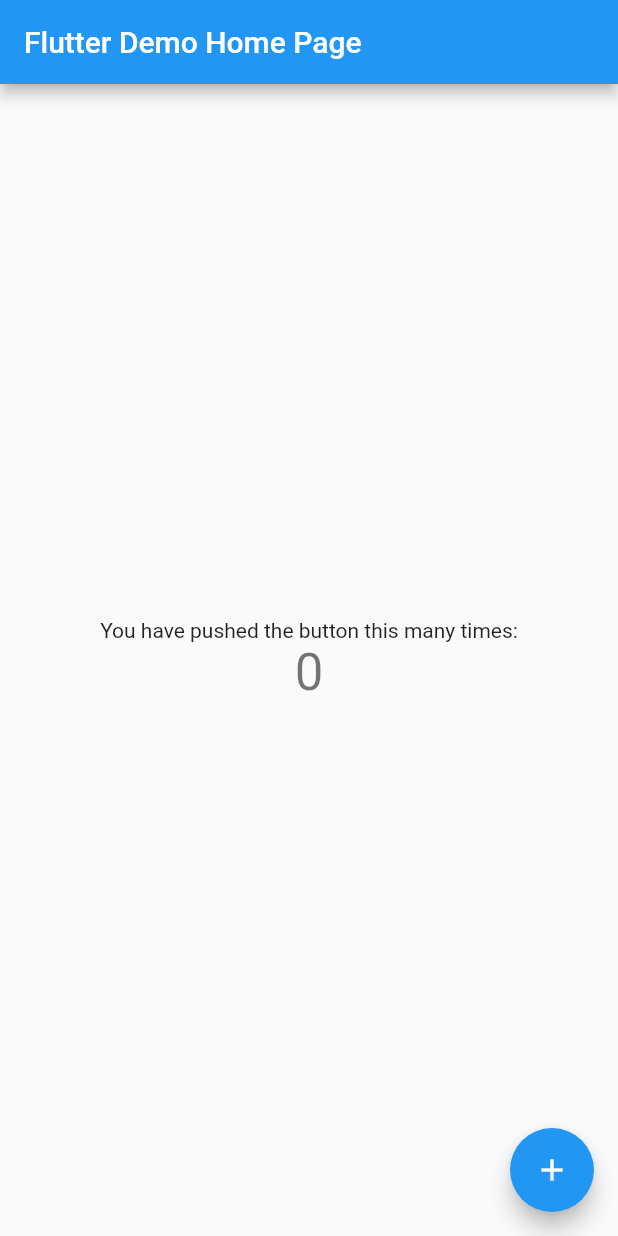
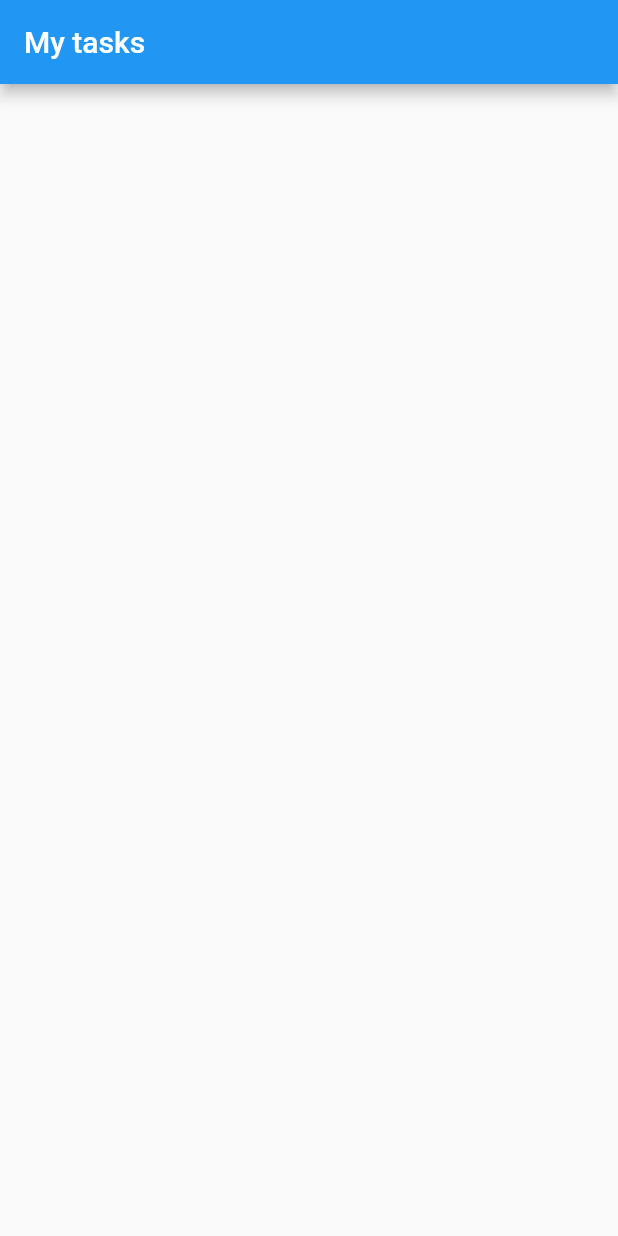
Before and after one commit to carlosparra1998/my_personal_tasks, a Flutter app: the screen it shows after launch, on a phone screen of 412 x 824 dp. Run offline on Flutter 3.47's test engine with Material 2 defaults, Android fonts, the phone set to English and light mode, and no system bars.

Commit message:
Esqueleto MVVM generado

```diff
--- /dev/null
+++ b/lib/app.dart
@@ -0,0 +1,19 @@
+
+import 'package:flutter/material.dart';
+
+import 'view/home/home_screen.dart';
+
+class MyPersonalTasksApp extends StatelessWidget {
+  const MyPersonalTasksApp({super.key});
+
+  @override
+  Widget build(BuildContext context) {
+    return MaterialApp(
+      title: 'My Personal Tasks',
+      theme: ThemeData(
+        primarySwatch: Colors.blue,
+      ),
+      home: const HomeScreen(title: 'My tasks'),
+    );
+  }
+}
--- a/lib/main.dart
+++ b/lib/main.dart
@@ -1,115 +1,17 @@
 import 'package:flutter/material.dart';
+import 'package:provider/provider.dart';
+
+import 'app.dart';
+import 'view_model/task_view_model.dart';
+
 
 void main() {
-  runApp(const MyApp());
+   runApp(
+    MultiProvider(
+      providers: [
+        ChangeNotifierProvider(create: (_) => TaskVM()),
+      ],
+      child: const MyPersonalTasksApp(),
+    ),
+  );
 }
-
-class MyApp extends StatelessWidget {
-  const MyApp({super.key});
-
-  // This widget is the root of your application.
-  @override
-  Widget build(BuildContext context) {
-    return MaterialApp(
-      title: 'Flutter Demo',
-      theme: ThemeData(
-        // This is the theme of your application.
-        //
-        // Try running your application with "flutter run". You'll see the
-        // application has a blue toolbar. Then, without quitting the app, try
-        // changing the primarySwatch below to Colors.green and then invoke
-        // "hot reload" (press "r" in the console where you ran "flutter run",
-        // or simply save your changes to "hot reload" in a Flutter IDE).
-        // Notice that the counter didn't reset back to zero; the application
-        // is not restarted.
-        primarySwatch: Colors.blue,
-      ),
-      home: const MyHomePage(title: 'Flutter Demo Home Page'),
-    );
-  }
-}
-
-class MyHomePage extends StatefulWidget {
-  const MyHomePage({super.key, required this.title});
-
-  // This widget is the home page of your application. It is stateful, meaning
-  // that it has a State object (defined below) that contains fields that affect
-  // how it looks.
-
-  // This class is the configuration for the state. It holds the values (in this
-  // case the title) provided by the parent (in this case the App widget) and
-  // used by the build method of the State. Fields in a Widget subclass are
-  // always marked "final".
-
-  final String title;
-
-  @override
-  State<MyHomePage> createState() => _MyHomePageState();
-}
-
-class _MyHomePageState extends State<MyHomePage> {
-  int _counter = 0;
-
-  void _incrementCounter() {
-    setState(() {
-      // This call to setState tells the Flutter framework that something has
-      // changed in this State, which causes it to rerun the build method below
-      // so that the display can reflect the updated values. If we changed
-      // _counter without calling setState(), then the build method would not be
-      // called again, and so nothing would appear to happen.
-      _counter++;
-    });
-  }
-
-  @override
-  Widget build(BuildContext context) {
-    // This method is rerun every time setState is called, for instance as done
-    // by the _incrementCounter method above.
-    //
-    // The Flutter framework has been optimized to make rerunning build methods
-    // fast, so that you can just rebuild anything that needs updating rather
-    // than having to individually change instances of widgets.
-    return Scaffold(
-      appBar: AppBar(
-        // Here we take the value from the MyHomePage object that was created by
-        // the App.build method, and use it to set our appbar title.
-        title: Text(widget.title),
-      ),
-      body: Center(
-        // Center is a layout widget. It takes a single child and positions it
-        // in the middle of the parent.
-        child: Column(
-          // Column is also a layout widget. It takes a list of children and
-          // arranges them vertically. By default, it sizes itself to fit its
-          // children horizontally, and tries to be as tall as its parent.
-          //
-          // Invoke "debug painting" (press "p" in the console, choose the
-          // "Toggle Debug Paint" action from the Flutter Inspector in Android
-          // Studio, or the "Toggle Debug Paint" command in Visual Studio Code)
-          // to see the wireframe for each widget.
-          //
-          // Column has various properties to control how it sizes itself and
-          // how it positions its children. Here we use mainAxisAlignment to
-          // center the children vertically; the main axis here is the vertical
-          // axis because Columns are vertical (the cross axis would be
-          // horizontal).
-          mainAxisAlignment: MainAxisAlignment.center,
-          children: <Widget>[
-            const Text(
-              'You have pushed the button this many times:',
-            ),
-            Text(
-              '$_counter',
-              style: Theme.of(context).textTheme.headlineMedium,
-            ),
-          ],
-        ),
-      ),
-      floatingActionButton: FloatingActionButton(
-        onPressed: _incrementCounter,
-        tooltip: 'Increment',
-        child: const Icon(Icons.add),
-      ), // This trailing comma makes auto-formatting nicer for build methods.
-    );
-  }
-}
--- /dev/null
+++ b/lib/view/home/home_screen.dart
@@ -0,0 +1,31 @@
+
+import 'package:flutter/material.dart';
+
+class HomeScreen extends StatefulWidget {
+  const HomeScreen({super.key, required this.title});
+
+  final String title;
+
+  @override
+  State<HomeScreen> createState() => _HomeScreen();
+}
+
+class _HomeScreen extends State<HomeScreen> {
+
+  @override
+  Widget build(BuildContext context) {
+
+    return Scaffold(
+      appBar: AppBar(
+        title: Text(widget.title),
+      ),
+      body: Center(
+        child: Column(
+          mainAxisAlignment: MainAxisAlignment.center,
+          children: <Widget>[
+          ],
+        ),
+      ),
+    );
+  }
+}
--- /dev/null
+++ b/lib/view_model/task_view_model.dart
@@ -0,0 +1,3 @@
+import 'package:flutter/material.dart';
+
+class TaskVM with ChangeNotifier {}
```
Also changed, not shown: lib/model/task.dart (added, +8 -0 lines), pubspec.yaml (+3 -67 lines), pubspec.lock, 1 other file.
